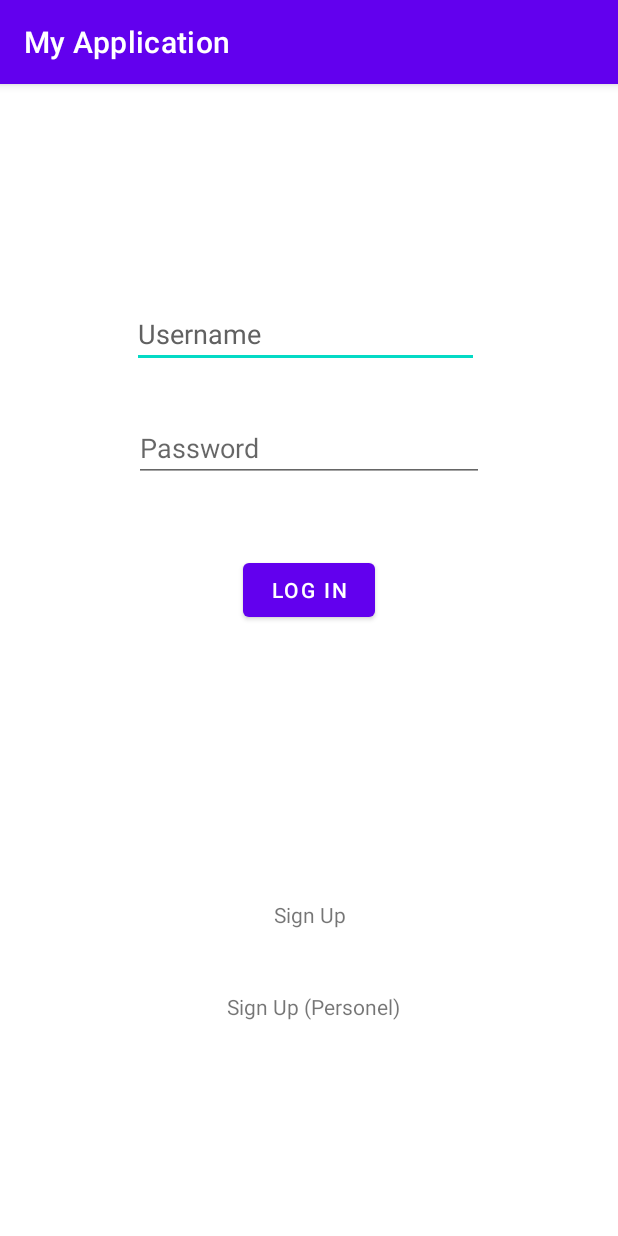
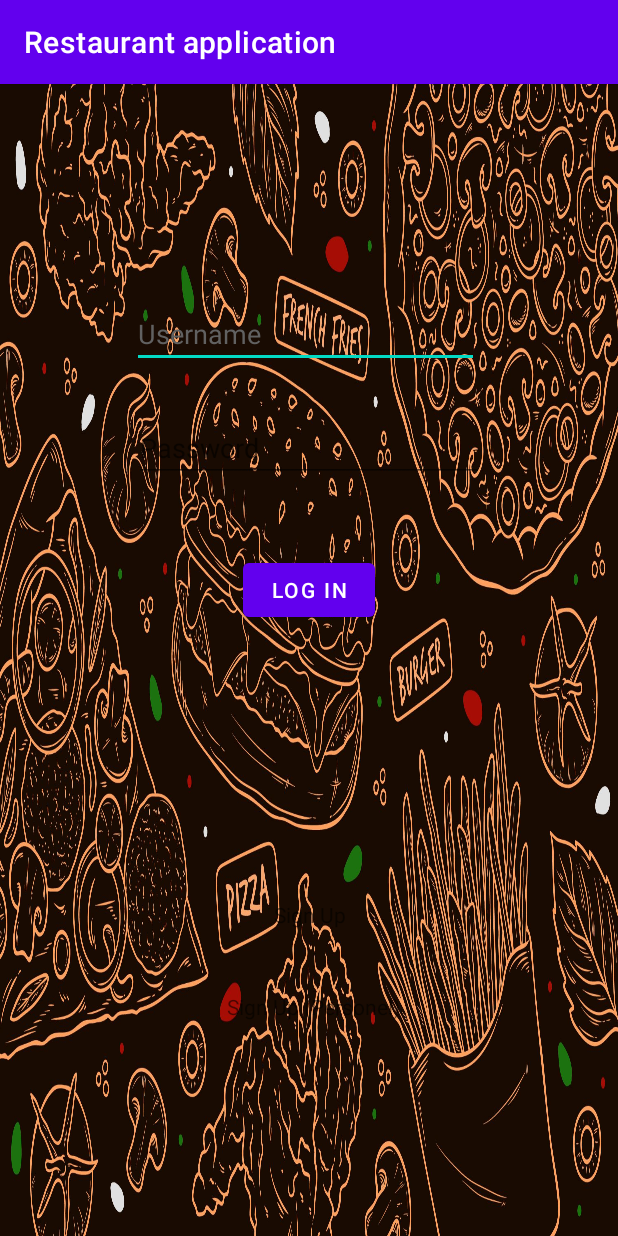
Before and after one commit to vleft02/Restaurant-Application, an Android app: the screen it shows after launch (LoginActivity), on a phone screen of 412 x 824 dp. Run offline under Robolectric (Android 15) with nearby library versions, the phone set to English and light mode, and no system bars.

Commit message:
changes on seuqences , class diagrama and on the android manifest(added a wallpaper and some attrubutes on the main page)

```diff
--- a/app/src/main/AndroidManifest.xml
+++ b/app/src/main/AndroidManifest.xml
@@ -13,7 +13,10 @@
         tools:targetApi="31">
         <activity
             android:name="gr.aueb.softeng.ui.login.LoginActivity"
-            android:exported="true">
+            android:exported="true"
+            android:label="Restaurant application"
+            android:screenOrientation="fullSensor"
+            android:windowSoftInputMode="stateAlwaysHidden">
             <intent-filter>
                 <action android:name="android.intent.action.MAIN" />
 
--- a/app/src/main/java/gr/aueb/softeng/dao/OrderLineDAO.java
+++ /dev/null
@@ -1,4 +0,0 @@
-package gr.aueb.softeng.dao;
-
-public interface OrderLineDAO {
-}
--- a/app/src/main/res/layout/activity_login.xml
+++ b/app/src/main/res/layout/activity_login.xml
@@ -4,7 +4,8 @@
     xmlns:tools="http://schemas.android.com/tools"
     android:layout_width="match_parent"
     android:layout_height="match_parent"
-    tools:context="gr.aueb.softeng.ui.login.LoginActivity">
+    tools:context="gr.aueb.softeng.ui.login.LoginActivity"
+    android:background="@drawable/backround">
 
     <androidx.constraintlayout.widget.ConstraintLayout
         android:id="@+id/constraintLayout"
```
Also changed, not shown: app/src/main/res/drawable/backround.jpg (added), 8 other files.
